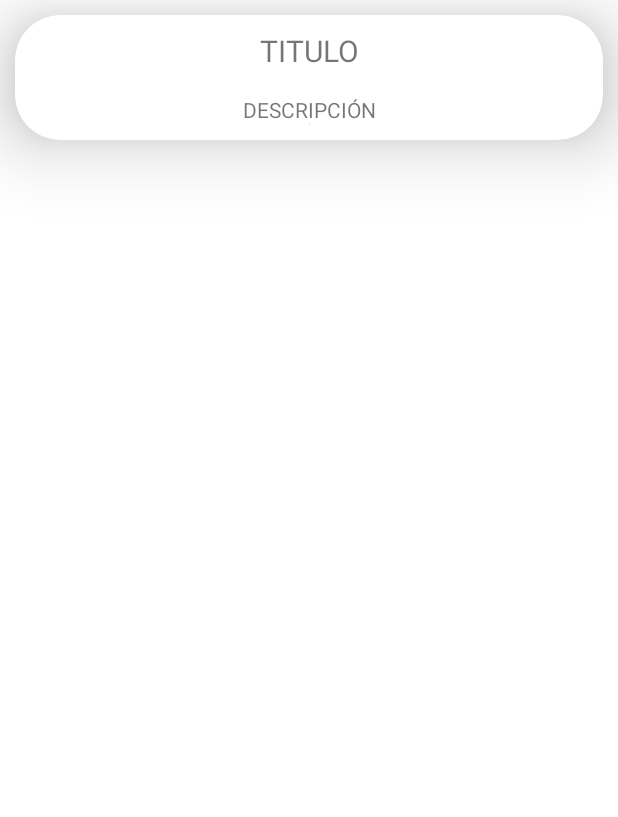
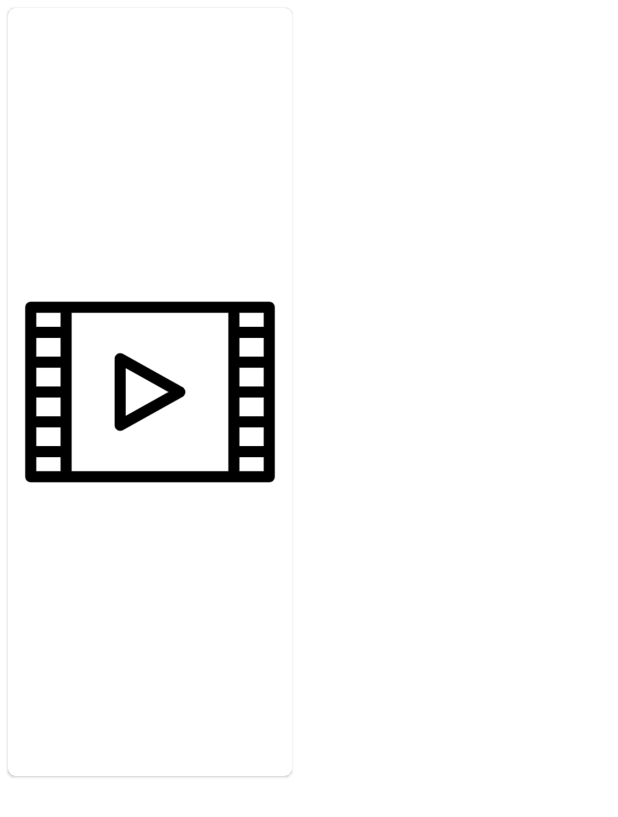
Before and after one commit to nicoabaez/CinePlus-Proyecto, an Android app: the layout item_movie.xml on its own in the app's theme, with its tools: preview values and no code run, on a phone screen of 412 x 824 dp. Shown: the top 817 px of the screen. Run offline under Robolectric (Android 15) with nearby library versions, the phone set to English and light mode, and no system bars.

Commit message:
Orden horizontal y busqueda por nombre funcionando, también fixes estéticos.

```diff
--- a/app/src/main/AndroidManifest.xml
+++ b/app/src/main/AndroidManifest.xml
@@ -22,6 +22,9 @@
                 <category android:name="android.intent.category.LAUNCHER" />
             </intent-filter>
         </activity>
+        <meta-data
+            android:name="preloaded_fonts"
+            android:resource="@array/preloaded_fonts" />
     </application>
 
 </manifest>
--- a/app/src/main/res/layout/item_movie.xml
+++ b/app/src/main/res/layout/item_movie.xml
@@ -1,56 +1,24 @@
 <?xml version="1.0" encoding="utf-8"?>
-<androidx.cardview.widget.CardView xmlns:android="http://schemas.android.com/apk/res/android"
+<LinearLayout xmlns:android="http://schemas.android.com/apk/res/android"
     xmlns:app="http://schemas.android.com/apk/res-auto"
+    xmlns:tools="http://schemas.android.com/tools"
+    android:layout_width="200dp"
+    android:layout_height="wrap_content">
 
-    xmlns:tools="http://schemas.android.com/tools"
-    android:id="@+id/movieCard"
-    android:layout_width="match_parent"
-    android:layout_height="wrap_content"
-    android:layout_marginHorizontal="10dp"
-    android:layout_marginVertical="10dp"
-    app:cardCornerRadius="30dp"
-    app:cardElevation="30dp"
-    app:cardPreventCornerOverlap="false">
-
-    <androidx.constraintlayout.widget.ConstraintLayout
+    <com.google.android.material.card.MaterialCardView
+        android:id="@+id/movieCard"
         android:layout_width="match_parent"
-        android:layout_height="match_parent"
-        android:layout_marginHorizontal="10dp"
-        android:layout_marginVertical="10dp">
-
-        <TextView
-            android:id="@+id/txtDesc"
-            android:layout_width="wrap_content"
-            android:layout_height="wrap_content"
-            android:layout_marginTop="16dp"
-            android:text="DESCRIPCIÓN"
-            app:layout_constraintEnd_toEndOf="@+id/txtTitle"
-            app:layout_constraintStart_toStartOf="@+id/txtTitle"
-            app:layout_constraintTop_toBottomOf="@+id/txtTitle"
-            tools:ignore="HardcodedText" />
-
-        <TextView
-            android:id="@+id/txtTitle"
-            android:layout_width="wrap_content"
-            android:layout_height="wrap_content"
-            android:text="TITULO"
-            android:textSize="20sp"
-            app:layout_constraintEnd_toEndOf="parent"
-            app:layout_constraintStart_toStartOf="parent"
-            app:layout_constraintTop_toTopOf="parent"
-            tools:ignore="HardcodedText" />
+        android:layout_height="wrap_content"
+        android:layout_margin="5dp"
+        app:cardCornerRadius="5dp">
 
         <ImageView
             android:id="@+id/imgView"
-            android:layout_width="wrap_content"
+            android:layout_width="match_parent"
             android:layout_height="wrap_content"
             android:contentDescription="Portada"
-            app:layout_constraintEnd_toEndOf="parent"
-            app:layout_constraintStart_toStartOf="parent"
-            app:layout_constraintTop_toBottomOf="@+id/txtDesc"
-            tools:ignore="HardcodedText"
-            tools:srcCompat="@tools:sample/avatars" />
+            android:src="@drawable/movie_icon"
+            tools:ignore="HardcodedText" />
 
-    </androidx.constraintlayout.widget.ConstraintLayout>
-
-</androidx.cardview.widget.CardView>
+    </com.google.android.material.card.MaterialCardView>
+</LinearLayout>
```
Also changed, not shown: app/src/main/java/com/ort/cineplus/adapters/MovieAdapter.kt (+4 -4 lines), app/src/main/java/com/ort/cineplus/entities/MovieRepository.kt (deleted, +0 -19 lines), app/src/main/java/com/ort/cineplus/entities/PopularMoviesRepository.kt (added, +59 -0 lines), app/src/main/java/com/ort/cineplus/fragments/ListaFragment.kt (+8 -10 lines), app/src/main/java/com/ort/cineplus/models/MovieDbClient.kt (+4 -10 lines), app/src/main/res/layout/activity_main.xml (+8 -7 lines), app/src/main/res/layout/fragment_lista.xml (+25 -9 lines), app/src/main/res/drawable/movie_icon.png (added).
